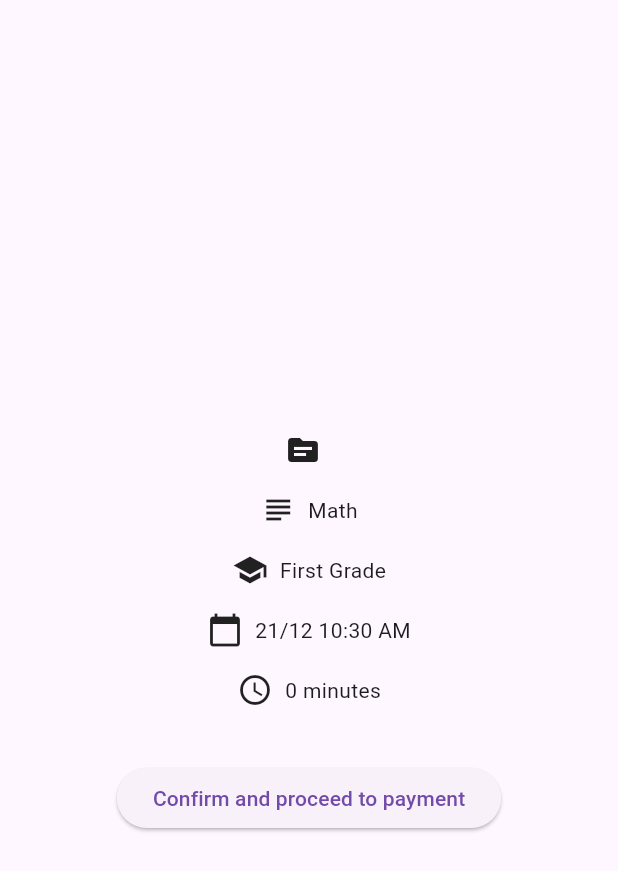
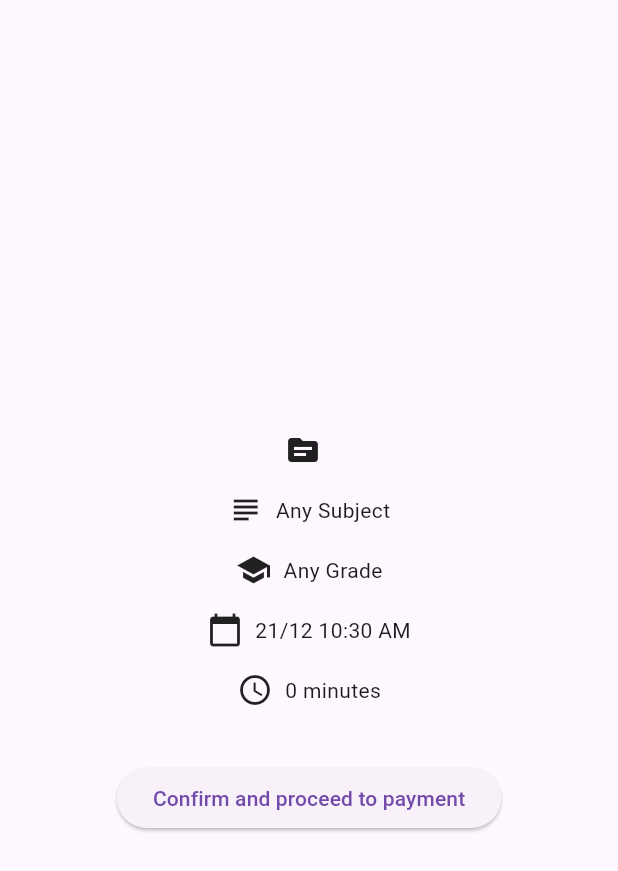
Before and after one commit to SimBoi/supreme-octo-eureka, a Flutter app: the OrderLessonConfirmationPage widget shown alone on an empty page, opened directly with empty values, on a phone screen of 412 x 824 dp. Shown: the top 871 px of the screen. Run offline on Flutter 3.47's test engine with Material 3 defaults, Android fonts, the phone set to English and light mode, and no system bars; our stand-ins replace expandable_page_view, gap, shared_preferences; missing offline and left inert: flutter_timer_countdown, omni_datetime_picker, onesignal_flutter; accounts and stored records are empty; generated files the repository leaves out were written again; network calls fail.

Commit message:
Pending lessons filters

```diff
--- a/lib/Customers/customers_order_lesson_page.dart
+++ b/lib/Customers/customers_order_lesson_page.dart
@@ -167,7 +167,7 @@
             DropdownButton<Subject>(
               value: subject,
               hint: Text(AppLocalizations.of(context)!.subjectHint),
-              items: Subject.values.map((Subject subject) {
+              items: Subject.values.skip(1).map((Subject subject) {
                 return DropdownMenuItem<Subject>(value: subject, child: Text(subject.name(context)));
               }).toList(),
               onChanged: (Subject? newValue) {
@@ -181,7 +181,7 @@
             DropdownButton<Grade>(
               value: grade,
               hint: Text(AppLocalizations.of(context)!.gradeHint),
-              items: Grade.values.map((Grade grade) {
+              items: Grade.values.skip(1).map((Grade grade) {
                 return DropdownMenuItem<Grade>(value: grade, child: Text(grade.name(context)));
               }).toList(),
               onChanged: (Grade? newValue) {
--- a/lib/app_state.dart
+++ b/lib/app_state.dart
@@ -10,6 +10,7 @@
 }
 
 enum Subject {
+  any,
   math,
   english,
   hebrew,
@@ -20,12 +21,13 @@
   chemistry,
   biology,
   computerScience,
-  other,
 }
 
 extension SubjectExtension on Subject {
   String name(BuildContext context) {
     switch (this) {
+      case Subject.any:
+        return AppLocalizations.of(context)!.subjectAny;
       case Subject.math:
         return AppLocalizations.of(context)!.subjectMath;
       case Subject.english:
@@ -46,13 +48,12 @@
         return AppLocalizations.of(context)!.subjectBiology;
       case Subject.computerScience:
         return AppLocalizations.of(context)!.subjectComputerScience;
-      case Subject.other:
-        return AppLocalizations.of(context)!.subjectOther;
     }
   }
 }
 
 enum Grade {
+  any,
   first,
   second,
   third,
@@ -65,12 +66,14 @@
   tenth,
   eleventh,
   twelfth,
-  other,
+  higherEducation,
 }
 
 extension GradeExtension on Grade {
   String name(BuildContext context) {
     switch (this) {
+      case Grade.any:
+        return AppLocalizations.of(context)!.gradeAny;
       case Grade.first:
         return AppLocalizations.of(context)!.gradeFirst;
       case Grade.second:
@@ -95,8 +98,8 @@
         return AppLocalizations.of(context)!.gradeEleventh;
       case Grade.twelfth:
         return AppLocalizations.of(context)!.gradeTwelfth;
-      case Grade.other:
-        return AppLocalizations.of(context)!.gradeOther;
+      case Grade.higherEducation:
+        return AppLocalizations.of(context)!.gradeHigherEducation;
     }
   }
 }
@@ -110,7 +113,7 @@
   String teacherName;
   String teacherPhone;
   String title;
-  Subject subject = Subject.other;
+  Subject subject;
   Grade grade;
   int startTimestamp;
   int durationMinutes;
--- a/lib/l10n/app_en.arb
+++ b/lib/l10n/app_en.arb
@@ -71,6 +71,7 @@
     "confirmRejectLesson": "Are you sure you want to reject the lesson?",
     "rejectLesson": "Reject Lesson",
     "refresh": "Refresh",
+    "subjectAny": "Any Subject",
     "subjectMath": "Math",
     "subjectEnglish": "English",
     "subjectHebrew": "Hebrew",
@@ -81,7 +82,7 @@
     "subjectChemistry": "Chemistry",
     "subjectBiology": "Biology",
     "subjectComputerScience": "Computer Science",
-    "subjectOther": "Other",
+    "gradeAny": "Any Grade",
     "gradeFirst": "First Grade",
     "gradeSecond": "Second Grade",
     "gradeThird": "Third Grade",
@@ -94,7 +95,11 @@
     "gradeTenth": "Tenth Grade",
     "gradeEleventh": "Eleventh Grade",
     "gradeTwelfth": "Twelfth Grade",
-    "gradeOther": "Other",
+    "gradeHigherEducation": "Higher Education",
     "subjectHint": "Select the subject of the lesson",
-    "gradeHint": "Select the grade of the student"
+    "gradeHint": "Select the grade of the student",
+    "subject": "Subject",
+    "grade": "Grade",
+    "fromGrade": "From Grade",
+    "toGrade": "To Grade"
 }
```
Also changed, not shown: lib/Teachers/teachers_pending_lessons_page.dart (+87 -3 lines), lib/l10n/app_ar.arb (+8 -3 lines), lib/l10n/app_he.arb (+8 -3 lines).
